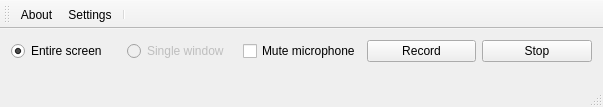
Before: the Qt Designer form mainwindow.ui in froksen/FDesktopRecorder, drawn with Qt 5.
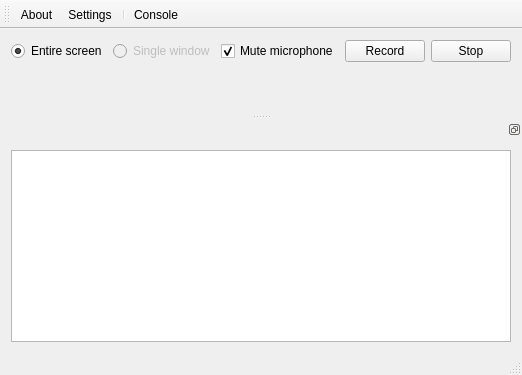
After: the same form once the commit is applied. Icons and pictures are not drawn.

Patch:
```diff
--- a/mainwindow.ui
+++ b/mainwindow.ui
@@ -6,10 +6,16 @@
    <rect>
     <x>0</x>
     <y>0</y>
-    <width>603</width>
-    <height>107</height>
+    <width>510</width>
+    <height>375</height>
    </rect>
   </property>
+  <property name="sizePolicy">
+   <sizepolicy hsizetype="Fixed" vsizetype="Fixed">
+    <horstretch>0</horstretch>
+    <verstretch>0</verstretch>
+   </sizepolicy>
+  </property>
   <property name="windowTitle">
    <string>FDesktopRecorder</string>
   </property>
@@ -18,7 +24,7 @@
     <normaloff>:/images/icon.png</normaloff>:/images/icon.png</iconset>
   </property>
   <widget class="QWidget" name="centralWidget">
-   <layout class="QHBoxLayout" name="horizontalLayout">
+   <layout class="QVBoxLayout" name="verticalLayout_2">
     <item>
      <layout class="QGridLayout" name="gridLayout">
       <property name="sizeConstraint">
@@ -77,7 +83,7 @@
          <string>Mute microphone</string>
         </property>
         <property name="checked">
-         <bool>false</bool>
+         <bool>true</bool>
         </property>
        </widget>
       </item>
@@ -105,8 +111,37 @@
    <addaction name="actionAbout"/>
    <addaction name="actionSettings"/>
    <addaction name="separator"/>
+   <addaction name="actionConsole"/>
   </widget>
   <widget class="QStatusBar" name="statusBar"/>
+  <widget class="QDockWidget" name="dockWidget">
+   <property name="features">
+    <set>QDockWidget::DockWidgetFloatable|QDockWidget::DockWidgetMovable</set>
+   </property>
+   <property name="allowedAreas">
+    <set>Qt::BottomDockWidgetArea</set>
+   </property>
+   <attribute name="dockWidgetArea">
+    <number>8</number>
+   </attribute>
+   <widget class="QWidget" name="dockWidgetContents">
+    <layout class="QVBoxLayout" name="verticalLayout">
+     <item>
+      <widget class="QTextEdit" name="textEditConsole">
+       <property name="sizePolicy">
+        <sizepolicy hsizetype="Expanding" vsizetype="Expanding">
+         <horstretch>0</horstretch>
+         <verstretch>0</verstretch>
+        </sizepolicy>
+       </property>
+       <property name="readOnly">
+        <bool>true</bool>
+       </property>
+      </widget>
+     </item>
+    </layout>
+   </widget>
+  </widget>
   <action name="actionAbout">
    <property name="text">
     <string>About</string>
@@ -125,6 +160,11 @@
     <string>Show Terminal output</string>
    </property>
   </action>
+  <action name="actionConsole">
+   <property name="text">
+    <string>Console</string>
+   </property>
+  </action>
  </widget>
  <layoutdefault spacing="6" margin="11"/>
  <resources>
```
Left out of the diff: 2 changed lines with no effect on the pictures.
